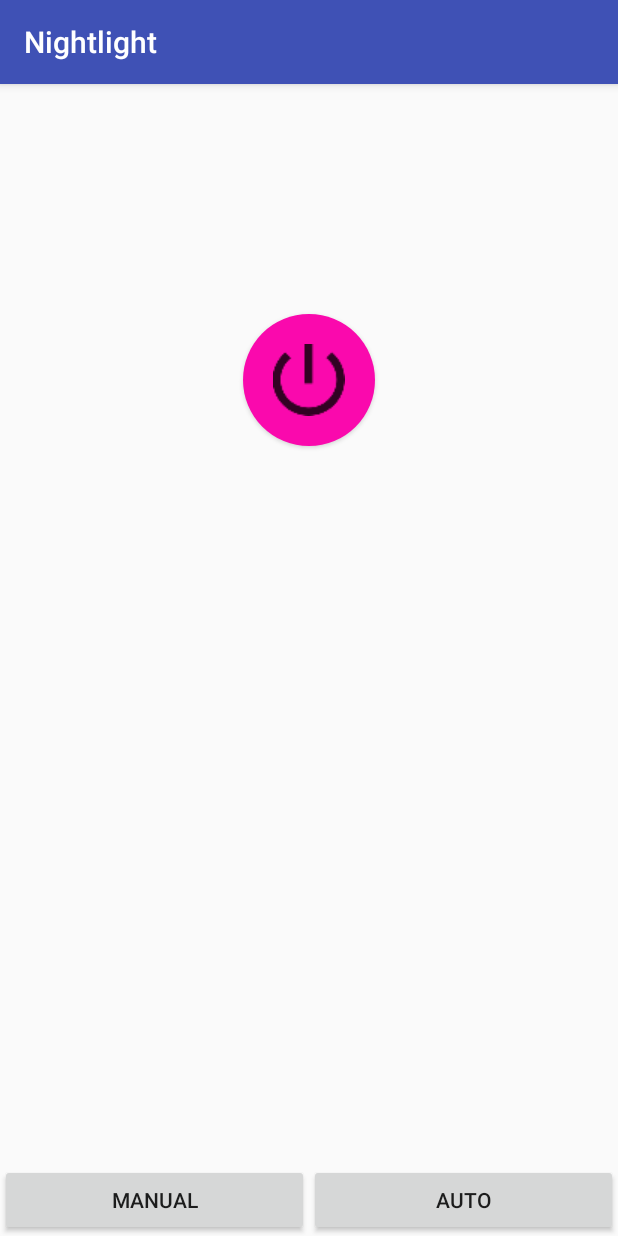
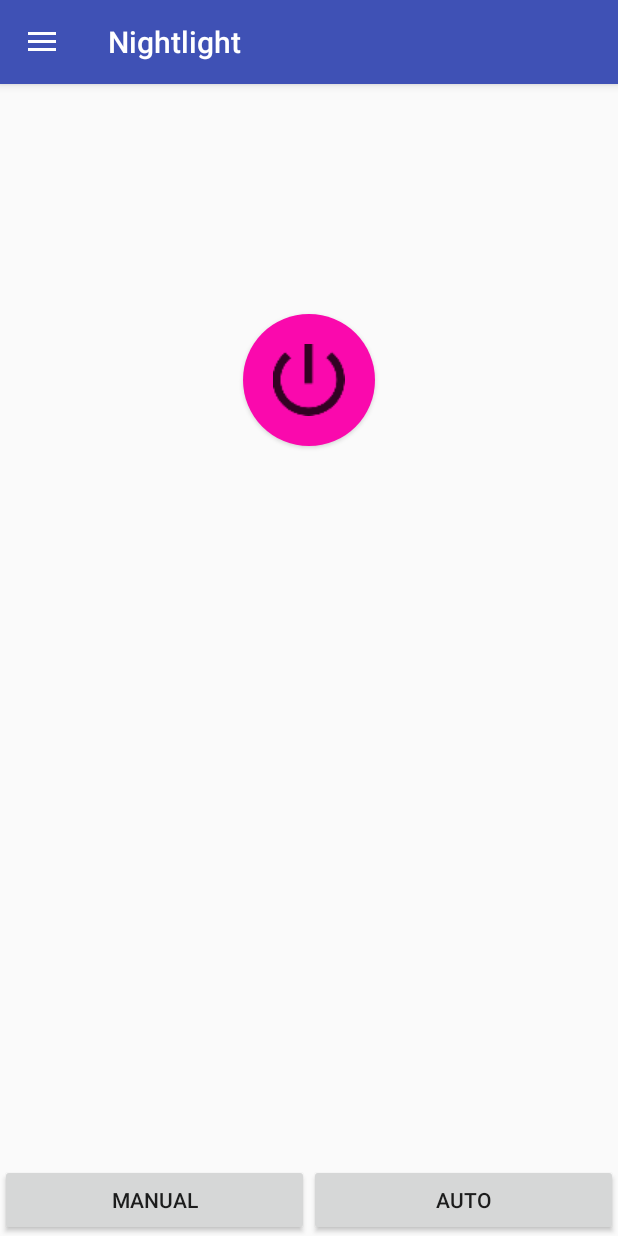
Before and after one commit to jinsuh/nightlight, an Android app: the screen it shows after launch (MainActivity), on a phone screen of 412 x 824 dp. Run offline under Robolectric (Android 15) with nearby library versions, the phone set to English and light mode, and no system bars.

Commit message:
Adding server change dialog and small fixes to the client.

```diff
--- a/android/app/build.gradle
+++ b/android/app/build.gradle
@@ -23,6 +23,7 @@ android {
 }
 
 dependencies {
+    compile 'com.android.support:design:26.1.0'
     compile 'com.squareup.okhttp3:okhttp:3.9.1'
     androidTestCompile 'org.mockito:mockito-core:1.10.19'
     androidTestCompile 'com.google.dexmaker:dexmaker:1.2'
--- a/android/app/src/main/java/com/suhongjin/nightlight/ColorPickerDialogFragment.java
+++ b/android/app/src/main/java/com/suhongjin/nightlight/ColorPickerDialogFragment.java
@@ -66,7 +66,7 @@ public class ColorPickerDialogFragment extends DialogFragment implements SeekBar
         super.onStart();
 
         nightlightState = NightlightState.getInstance();
-        nightlightClient = NightlightClient.getInstance();
+        nightlightClient = NightlightClient.getInstance(getActivity());
         redSeekbar = getDialog().findViewById(R.id.red_seekbar);
         redSeekbar.setTag(NightlightState.RED_TAG);
         greenSeekbar = getDialog().findViewById(R.id.green_seekbar);
--- a/android/app/src/main/java/com/suhongjin/nightlight/MainActivity.java
+++ b/android/app/src/main/java/com/suhongjin/nightlight/MainActivity.java
@@ -2,10 +2,16 @@ package com.suhongjin.nightlight;
 
 import android.os.Bundle;
 import android.support.annotation.NonNull;
+import android.support.v4.widget.DrawerLayout;
+import android.support.v7.app.ActionBarDrawerToggle;
+import android.support.v7.app.AlertDialog;
 import android.support.v7.app.AppCompatActivity;
 import android.util.Log;
+import android.view.LayoutInflater;
+import android.view.MenuItem;
 import android.view.View;
 import android.widget.Button;
+import android.widget.EditText;
 import android.widget.Toast;
 
 import java.io.IOException;
@@ -13,6 +19,8 @@ import java.io.IOException;
 import okhttp3.Call;
 import okhttp3.Callback;
 import okhttp3.Response;
+
+import static android.webkit.URLUtil.isValidUrl;
 
 public class MainActivity extends AppCompatActivity implements View.OnClickListener {
 
@@ -23,18 +31,35 @@ public class MainActivity extends AppCompatActivity implements View.OnClickListe
     private NightlightClient nightlightClient;
     private NightlightState nightlightState;
 
+    private DrawerLayout drawerLayout;
+    private ActionBarDrawerToggle drawerToggle;
+
     @Override
     protected void onCreate(Bundle savedInstanceState) {
         super.onCreate(savedInstanceState);
         setContentView(R.layout.activity_main);
 
-        nightlightClient = NightlightClient.getInstance();
+        nightlightClient = NightlightClient.getInstance(this);
         nightlightState = NightlightState.getInstance();
 
         powerButton = findViewById(R.id.power_button);
         powerButton.setOnClickListener(this);
-        manualButton =findViewById(R.id.manual_button);
+        manualButton = findViewById(R.id.manual_button);
         manualButton.setOnClickListener(this);
+
+        drawerLayout = findViewById(R.id.drawer_layout);
+        drawerToggle = new ActionBarDrawerToggle(this, drawerLayout,
+                R.string.drawer_open, R.string.drawer_close) {
+
+            public void onDrawerClosed(View view) {
+                super.onDrawerClosed(view);
+                invalidateOptionsMenu();
+            }
+        };
+        drawerLayout.addDrawerListener(drawerToggle);
+        getSupportActionBar().setDisplayHomeAsUpEnabled(true);
+        getSupportActionBar().setHomeButtonEnabled(true);
+
 
         requestNightlightState();
     }
@@ -87,6 +112,44 @@ public class MainActivity extends AppCompatActivity implements View.OnClickListe
         }
     }
 
+    @Override
+    protected void onPostCreate(Bundle savedInstanceState) {
+        super.onPostCreate(savedInstanceState);
+        // Sync the toggle state after onRestoreInstanceState has occurred.
+        drawerToggle.syncState();
+    }
+
+    @Override
+    public boolean onOptionsItemSelected(MenuItem item) {
+        // Pass the event to ActionBarDrawerToggle, if it returns
+        // true, then it has handled the app icon touch event
+        if (drawerToggle.onOptionsItemSelected(item)) {
+            return true;
+        }
+        return super.onOptionsItemSelected(item);
+    }
+
+    public void displayChangeIpDialog(MenuItem item) {
+        Log.d(TAG, "Display change ip dialog.");
+        LayoutInflater inflater = this.getLayoutInflater();
+        View dialogView = inflater.inflate(R.layout.server_change, null);
+        AlertDialog.Builder builder = new AlertDialog.Builder(this);
+        builder.setView(dialogView)
+                .setPositiveButton(R.string.ok, (dialogInterface, i) -> {
+                    EditText newUrlEditText = dialogView.findViewById(R.id.new_ip);
+                    String newUrl = newUrlEditText.getText().toString();
+                    if (isValidUrl(newUrl)) {
+                        nightlightClient.updateUrl(newUrl);
+                    } else {
+                        Toast.makeText(
+                                this, "Not a valid url", Toast.LENGTH_SHORT).show();
+                    }
+                })
+                .setNegativeButton(R.string.cancel, (dialogInterface, i) ->
+                        dialogInterface.dismiss());
+        builder.create().show();
+    }
+
     /* Callback when the flip power request to NightlightClient is done. */
     public class NightlightFlipPowerCallback implements Callback {
 
--- a/android/app/src/main/java/com/suhongjin/nightlight/NightlightClient.java
+++ b/android/app/src/main/java/com/suhongjin/nightlight/NightlightClient.java
@@ -1,5 +1,7 @@
 package com.suhongjin.nightlight;
 
+import android.content.Context;
+import android.content.SharedPreferences;
 import android.support.annotation.VisibleForTesting;
 import android.util.Log;
 
@@ -27,15 +29,33 @@ public class NightlightClient {
             = MediaType.parse("application/json; charset=utf-8");
     private OkHttpClient client;
 
-    public static synchronized NightlightClient getInstance() {
+    private Context context;
+    private String url;
+
+    public static synchronized NightlightClient getInstance(Context context) {
         if (instance == null) {
-            instance = new NightlightClient();
+            instance = new NightlightClient(context);
         }
         return instance;
     }
 
-    private NightlightClient() {
+    private NightlightClient(Context context) {
         client = new OkHttpClient();
+        this.context = context;
+        SharedPreferences sharedPreferences = context.getSharedPreferences(
+                context.getString(R.string.preferences_file), Context.MODE_PRIVATE);
+        url = sharedPreferences.getString(
+                context.getString(R.string.ip_key), Utils.INITIAL_SERVER_URL);
+
+    }
+
+    public void updateUrl(String newUrl) {
+        SharedPreferences sharedPreferences = context.getSharedPreferences(
+                context.getString(R.string.preferences_file), Context.MODE_PRIVATE);
+        SharedPreferences.Editor editor = sharedPreferences.edit();
+        editor.putString(context.getString(R.string.ip_key), newUrl);
+        editor.commit();
+        url = newUrl;
     }
 
     public void sendColorChangeRequest(
@@ -46,7 +66,7 @@ public class NightlightClient {
         Log.d(TAG, "Calling send color change request.");
 
         RequestBody body = RequestBody.create(JSON, createColorChangeParams(r, g, b));
-        Request request = new Request.Builder().url(Utils.SERVER_URL + Utils.UPDATE_COLOR_HANDLER)
+        Request request = new Request.Builder().url(url + Utils.UPDATE_COLOR_HANDLER)
                 .post(body).build();
         client.newCall(request).enqueue(callback);
     }
@@ -67,7 +87,7 @@ public class NightlightClient {
     public void getNightlightColor(Callback callback) {
         Log.d(TAG, "Requesting nightlight color.");
 
-        Request request = new Request.Builder().url(Utils.SERVER_URL + Utils.GET_COLOR_HANDLER)
+        Request request = new Request.Builder().url(url + Utils.GET_COLOR_HANDLER)
                 .build();
         client.newCall(request).enqueue(callback);
     }
@@ -75,15 +95,19 @@ public class NightlightClient {
     public void getNightlightPowerState(Callback callback) {
         Log.d(TAG, "Requesting nightlight power state.");
 
-        Request request = new Request.Builder().url(Utils.SERVER_URL + Utils.IS_POWER_ON_HANDLER)
+        Request request = new Request.Builder().url(url + Utils.IS_POWER_ON_HANDLER)
                 .build();
         client.newCall(request).enqueue(callback);
     }
 
     public void sendPowerFlipRequest(Callback callback) {
         RequestBody body = RequestBody.create(null, new byte[0]);
-        Request request = new Request.Builder().url(Utils.SERVER_URL + Utils.FLIP_POWER_HANDLER)
+        Request request = new Request.Builder().url(url + Utils.FLIP_POWER_HANDLER)
                 .post(body).build();
         client.newCall(request).enqueue(callback);
     }
+
+    public String getUrl() {
+        return url;
+    }
 }
--- a/android/app/src/main/java/com/suhongjin/nightlight/Utils.java
+++ b/android/app/src/main/java/com/suhongjin/nightlight/Utils.java
@@ -10,7 +10,7 @@ public class Utils {
     public static final String POST_GREEN_PARAM = "green";
     public static final String POST_BLUE_PARAM = "blue";
 
-    public static final String SERVER_URL = "http://192.168.1.112:8080";
+    public static final String INITIAL_SERVER_URL = "http://127.0.0.1:8080";
     public static final String IS_POWER_ON_HANDLER = "/power";
     public static final String UPDATE_COLOR_HANDLER = "/setrgb";
     public static final String GET_COLOR_HANDLER = "/getrgb";
--- a/android/app/src/main/res/layout/activity_main.xml
+++ b/android/app/src/main/res/layout/activity_main.xml
@@ -1,7 +1,13 @@
 <?xml version="1.0" encoding="utf-8"?>
-<android.support.constraint.ConstraintLayout xmlns:android="http://schemas.android.com/apk/res/android"
+<android.support.v4.widget.DrawerLayout
+    xmlns:android="http://schemas.android.com/apk/res/android"
     xmlns:app="http://schemas.android.com/apk/res-auto"
     xmlns:tools="http://schemas.android.com/tools"
+    android:id="@+id/drawer_layout"
+    android:layout_height="match_parent"
+    android:layout_width="match_parent">
+
+    <android.support.constraint.ConstraintLayout
         android:layout_width="match_parent"
         android:layout_height="match_parent"
         tools:context="com.suhongjin.nightlight.MainActivity">
@@ -56,5 +62,15 @@
             app:layout_constraintStart_toStartOf="@id/button_bottom_guideline"
             app:layout_constraintEnd_toEndOf="parent"
             android:text="@string/auto"/>
+    </android.support.constraint.ConstraintLayout>
 
-</android.support.constraint.ConstraintLayout>
+    <android.support.design.widget.NavigationView
+        android:id="@+id/navigation"
+        android:layout_width="wrap_content"
+        android:layout_height="match_parent"
+        android:layout_gravity="start"
+        app:menu="@menu/menu">
+
+    </android.support.design.widget.NavigationView>
+
+</android.support.v4.widget.DrawerLayout>
--- /dev/null
+++ b/android/app/src/main/res/menu/menu.xml
@@ -0,0 +1,6 @@
+<?xml version="1.0" encoding="utf-8"?>
+<menu xmlns:android="http://schemas.android.com/apk/res/android">
+    <item android:id="@+id/change_ip"
+        android:title="@string/change_ip"
+        android:onClick="displayChangeIpDialog"/>
+</menu>
--- a/android/app/src/main/res/values/strings.xml
+++ b/android/app/src/main/res/values/strings.xml
@@ -4,4 +4,12 @@
     <string name="auto">Auto</string>
     <string name="done">Done</string>
     <string name="server_connection_error">Could not connect to the server</string>
+    <string name="change_ip">Change server address</string>
+    <string name="drawer_open">Drawer open</string>
+    <string name="drawer_close">Drawer close</string>
+    <string name="ip_hint">http://127.0.0.1:8080</string>
+    <string name="ok">OK</string>
+    <string name="cancel">Cancel</string>
+    <string name="ip_key">ip key</string>
+    <string name="preferences_file">preferences</string>
 </resources>
--- a/android/build.gradle
+++ b/android/build.gradle
@@ -19,6 +19,9 @@ allprojects {
     repositories {
         google()
         jcenter()
+        maven {
+            url "https;//maven.google.com"
+        }
     }
 }
 
```
Also changed, not shown: android/app/src/main/res/layout/server_change.xml (added, +18 -0 lines), 1 other file. Lines whose indentation alone changed are shown as unchanged.
